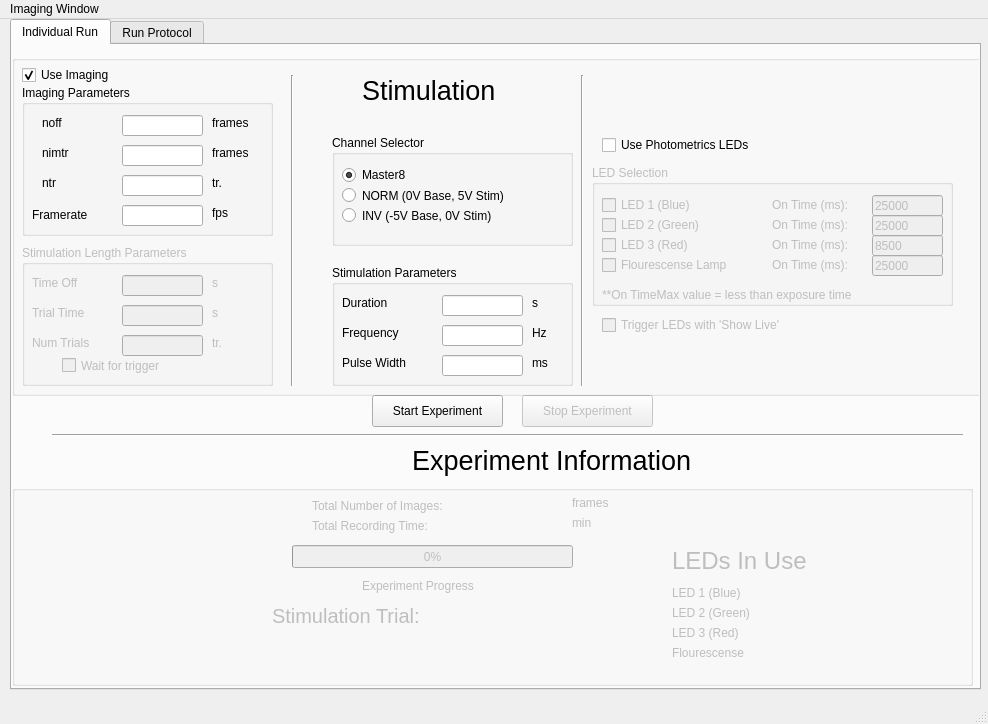
aet37/stimulation_162, file UI/StimControl.ui: the form before one commit.
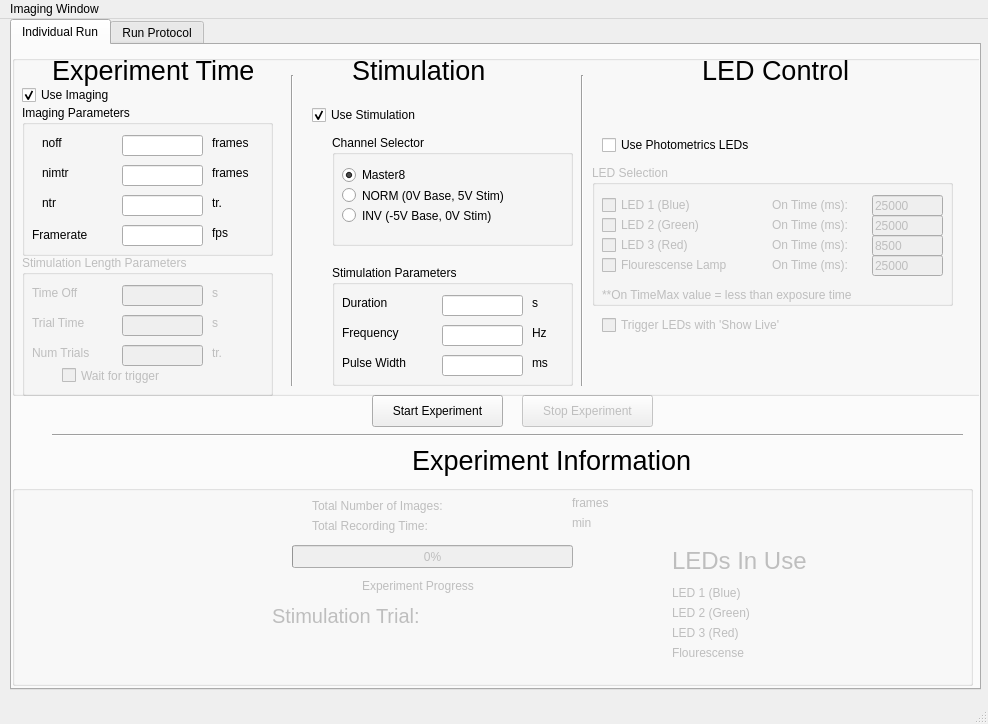
The form after the commit.

Commit message: add check for do stim

Patch:
```diff
--- a/UI/StimControl.ui
+++ b/UI/StimControl.ui
@@ -515,7 +515,7 @@
        <property name="geometry">
         <rect>
          <x>10</x>
-         <y>10</y>
+         <y>30</y>
          <width>131</width>
          <height>20</height>
         </rect>
@@ -876,7 +876,7 @@
        <property name="geometry">
         <rect>
          <x>10</x>
-         <y>30</y>
+         <y>50</y>
          <width>251</width>
          <height>151</height>
         </rect>
@@ -1078,8 +1078,8 @@
       <widget class="QLabel" name="label_4">
        <property name="geometry">
         <rect>
-         <x>350</x>
-         <y>20</y>
+         <x>340</x>
+         <y>0</y>
          <width>201</width>
          <height>31</height>
         </rect>
@@ -1098,7 +1098,7 @@
        <property name="geometry">
         <rect>
          <x>10</x>
-         <y>190</y>
+         <y>200</y>
          <width>251</width>
          <height>141</height>
         </rect>
@@ -1260,6 +1260,54 @@
         <string/>
        </property>
       </widget>
+      <widget class="QCheckBox" name="UseStim">
+       <property name="geometry">
+        <rect>
+         <x>300</x>
+         <y>50</y>
+         <width>201</width>
+         <height>20</height>
+        </rect>
+       </property>
+       <property name="text">
+        <string>Use Stimulation</string>
+       </property>
+       <property name="checked">
+        <bool>true</bool>
+       </property>
+      </widget>
+      <widget class="QLabel" name="label_5">
+       <property name="geometry">
+        <rect>
+         <x>690</x>
+         <y>0</y>
+         <width>201</width>
+         <height>31</height>
+        </rect>
+       </property>
+       <property name="styleSheet">
+        <string notr="true">font: 20pt;</string>
+       </property>
+       <property name="text">
+        <string>LED Control</string>
+       </property>
+      </widget>
+      <widget class="QLabel" name="label_6">
+       <property name="geometry">
+        <rect>
+         <x>40</x>
+         <y>0</y>
+         <width>201</width>
+         <height>31</height>
+        </rect>
+       </property>
+       <property name="styleSheet">
+        <string notr="true">font: 20pt;</string>
+       </property>
+       <property name="text">
+        <string>Experiment Time</string>
+       </property>
+      </widget>
      </widget>
     </widget>
     <widget class="QWidget" name="tab_2">
```
The commit also changes 1 other file.
